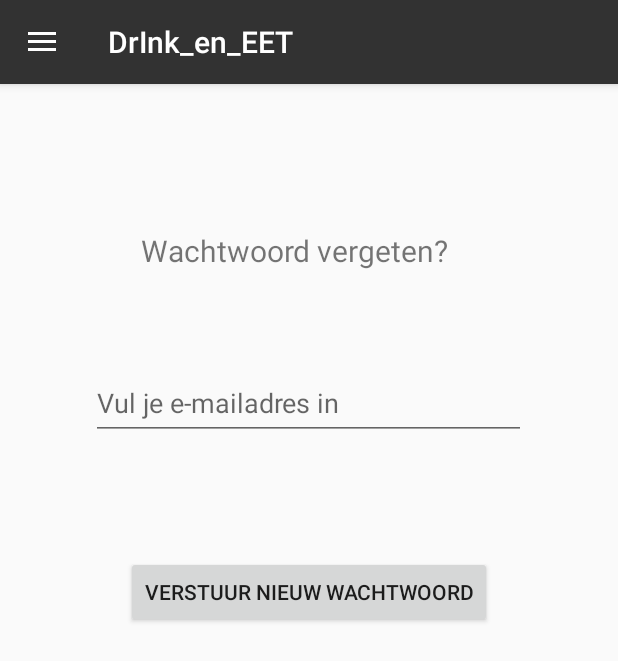
After one commit to VincentCremers/Drink_eet, an Android app: the fragment ForgetFragment placed in its activity, on a phone screen of 412 x 824 dp. The commit adds this screen. Shown: the top 661 px of the screen. Run offline under Robolectric (Android 15) with nearby library versions, the phone set to English and light mode, and no system bars; our stand-ins replace Volley, navigation-ui.

Commit message:
Push voor merge

```diff
--- /dev/null
+++ b/DrInk_en_EET/app/src/main/java/com/example/drink_en_eet/ForgetFragment.java
@@ -0,0 +1,79 @@
+package com.example.drink_en_eet;
+
+import android.os.Bundle;
+import android.util.Log;
+import android.view.LayoutInflater;
+import android.view.View;
+import android.view.ViewGroup;
+import android.widget.Button;
+import android.widget.EditText;
+
+import androidx.annotation.Nullable;
+import androidx.fragment.app.Fragment;
+
+import com.android.volley.Request;
+import com.android.volley.RequestQueue;
+import com.android.volley.Response;
+import com.android.volley.VolleyError;
+import com.android.volley.toolbox.StringRequest;
+import com.android.volley.toolbox.Volley;
+
+import java.util.HashMap;
+import java.util.Map;
+
+public class ForgetFragment extends Fragment implements View.OnClickListener {
+
+    EditText email;
+
+    Button verstuur;
+
+    @Nullable
+    @Override
+    public View onCreateView(LayoutInflater inflater, ViewGroup container, Bundle savedInstanceState) {
+        View view = inflater.inflate(R.layout.layout_forget, container, false);
+
+        email = (EditText) view.findViewById(R.id.email);
+
+        verstuur = (Button) view.findViewById(R.id.verstuur);
+        verstuur.setOnClickListener(this);
+
+        return view;
+    }
+
+    @Override
+    public void onClick(View view) {
+        switch (view.getId()) {
+            case R.id.verstuur:
+                String email_string = email.getText().toString();
+
+                Log.i("FORGET EMAIL", email_string);
+
+                newPassword(email_string);
+
+
+        }
+
+    }
+
+    public void newPassword(final String email) {
+        RequestQueue requestQueue = Volley.newRequestQueue(getActivity());
+        String URL = "http://192.168.178.17:8080/api/password?email=" + email;
+
+        StringRequest sr = new StringRequest(
+                Request.Method.GET,
+                URL,
+                new Response.Listener<String>() {
+                    @Override
+                    public void onResponse(String response) {
+                        Log.i("SUCCES", response);
+                    }
+                },
+                new Response.ErrorListener() {
+                    @Override
+                    public void onErrorResponse(VolleyError error) {
+                        Log.i("FAILED", error.toString());
+                    }
+                });
+        requestQueue.add(sr);
+    }
+}
--- /dev/null
+++ b/DrInk_en_EET/app/src/main/res/layout/layout_forget.xml
@@ -0,0 +1,52 @@
+<?xml version="1.0" encoding="utf-8"?>
+<androidx.constraintlayout.widget.ConstraintLayout
+    xmlns:android="http://schemas.android.com/apk/res/android"
+    xmlns:app="http://schemas.android.com/apk/res-auto"
+    xmlns:tools="http://schemas.android.com/tools"
+    android:layout_width="match_parent"
+    android:layout_height="match_parent">
+
+    <TextView
+        android:id="@+id/titel"
+        android:layout_width="224dp"
+        android:layout_height="33dp"
+        android:layout_marginStart="93dp"
+        android:layout_marginTop="97dp"
+        android:layout_marginEnd="94dp"
+        android:text="Wachtwoord vergeten?"
+        android:textSize="20dp"
+        app:layout_constraintEnd_toEndOf="parent"
+        app:layout_constraintStart_toStartOf="parent"
+        app:layout_constraintTop_toTopOf="parent" />
+
+    <EditText
+        android:id="@+id/email"
+        android:layout_width="290dp"
+        android:layout_height="49dp"
+        android:layout_alignParentStart="true"
+        android:layout_alignParentLeft="true"
+        android:layout_alignParentEnd="true"
+        android:layout_alignParentRight="true"
+        android:layout_marginStart="60dp"
+        android:layout_marginTop="57dp"
+        android:layout_marginEnd="61dp"
+        android:focusable="true"
+        android:hint="Vul je e-mailadres in"
+        app:layout_constraintEnd_toEndOf="parent"
+        app:layout_constraintStart_toStartOf="parent"
+        app:layout_constraintTop_toBottomOf="@+id/titel" />
+
+    <Button
+        android:id="@+id/verstuur"
+        android:layout_width="wrap_content"
+        android:layout_height="wrap_content"
+        android:layout_marginStart="84dp"
+        android:layout_marginTop="59dp"
+        android:layout_marginEnd="84dp"
+        android:layout_marginBottom="387dp"
+        android:text="Verstuur nieuw wachtwoord"
+        app:layout_constraintBottom_toBottomOf="parent"
+        app:layout_constraintEnd_toEndOf="parent"
+        app:layout_constraintStart_toStartOf="parent"
+        app:layout_constraintTop_toBottomOf="@+id/email" />
+</androidx.constraintlayout.widget.ConstraintLayout>
```
Also changed, not shown: DrInk_en_EET/app/src/main/java/com/example/drink_en_eet/LoginFragment.java (+10 -5 lines), DrInk_en_EET/app/src/main/java/com/example/drink_en_eet/RegisterFragment.java (+5 -4 lines), DrInk_en_EET/app/src/main/res/layout/activity_login.xml (+5 -5 lines).
